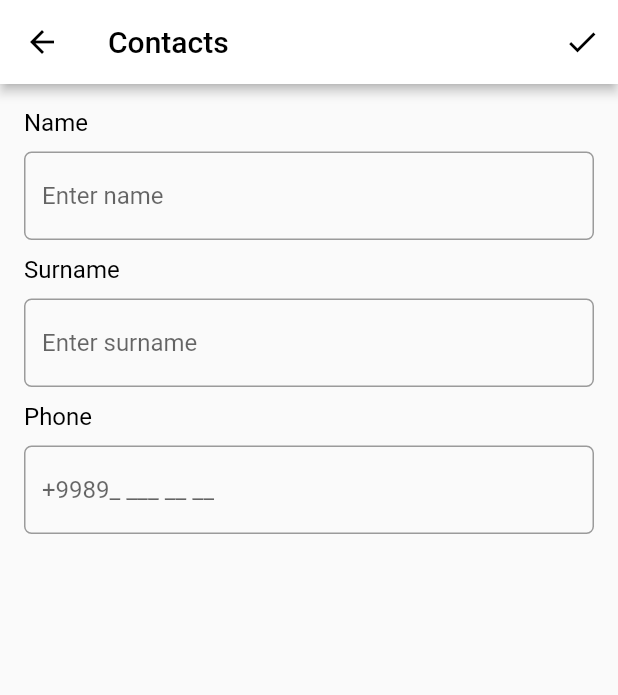
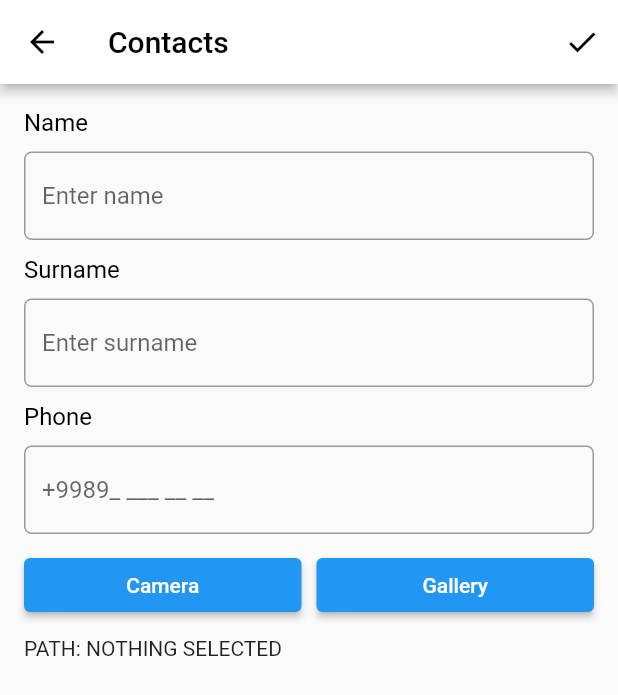
Before and after one commit to Abdusamad98/pdp_lessons, a Flutter app: the screen it shows after launch, after a tap on the "add" icon, on a phone screen of 412 x 824 dp. Shown: the top 695 px of the screen. Run offline on Flutter 3.47's test engine with Material 2 defaults, Android fonts, the phone set to English and light mode, and no system bars; our stand-ins replace flutter_svg, image_picker.

Commit message:
some changes

```diff
--- a/lib/add_contact_screen.dart
+++ b/lib/add_contact_screen.dart
@@ -1,4 +1,8 @@
+import 'dart:io';
+import 'dart:math';
+
 import 'package:flutter/material.dart';
+import 'package:image_picker/image_picker.dart';
 
 import 'models/contact_info_model.dart';
 
@@ -16,6 +20,12 @@ class _AddContactScreenState extends State<AddContactScreen> {
   final phoneController = TextEditingController();
   final nameController = TextEditingController();
   final surnameController = TextEditingController();
+
+  final ImagePicker picker = ImagePicker();
+
+  XFile? image;
+
+  String pathOfImage = "NOTHING SELECTED";
 
   @override
   Widget build(BuildContext context) {
@@ -46,6 +56,7 @@ class _AddContactScreenState extends State<AddContactScreen> {
                   phoneNumber: phoneController.text,
                   name: nameController.text,
                   surName: surnameController.text,
+                  imagePath: image!.path,
                 );
                 // Step 2
                 widget.transferContact.call(newContact);
@@ -111,6 +122,39 @@ class _AddContactScreenState extends State<AddContactScreen> {
                   border: OutlineInputBorder(
                       borderRadius: BorderRadius.circular(5))),
             ),
+            const SizedBox(height: 10),
+            Row(
+              children: [
+                Expanded(
+                    flex: 1,
+                    child: ElevatedButton(
+                      child: Text("Camera"),
+                      onPressed: () async {
+                        image = await picker.pickImage(source: ImageSource.camera);
+
+                        setState(() {
+                          pathOfImage = image!.path;
+                        });
+                      },
+                    )),
+                const SizedBox(width: 10),
+                Expanded(
+                    flex: 1,
+                    child: ElevatedButton(
+                      child: Text("Gallery"),
+                      onPressed: () async {
+                        image = await picker.pickImage(source: ImageSource.gallery);
+                        setState(() {
+                          pathOfImage = image!.path;
+                        });
+                      },
+                    )),
+              ],
+            ),
+            const SizedBox(height: 10),
+            Text("PATH: $pathOfImage"),
+            if (pathOfImage != "NOTHING SELECTED")
+              Image.file(File(pathOfImage), width: 100)
           ],
         ),
       ),
--- a/lib/home_screen.dart
+++ b/lib/home_screen.dart
@@ -1,6 +1,9 @@
+import 'dart:io';
+
 import 'package:flutter/material.dart';
 import 'package:flutter_svg/flutter_svg.dart';
 import 'package:pdp_lessons/add_contact_screen.dart';
+import 'package:url_launcher/url_launcher.dart';
 import 'models/contact_info_model.dart';
 
 class HomeScreen extends StatefulWidget {
@@ -83,8 +86,17 @@ class _HomeScreenState extends State<HomeScreen> {
                       );
                     });
               },
-              leading:
-                  SvgPicture.asset("assets/images/default_person_icon.svg"),
+              leading: myContacts[index].imagePath.isEmpty
+                  ? SvgPicture.asset("assets/images/default_person_icon.svg")
+                  : ClipRRect(
+                      borderRadius: BorderRadius.circular(100),
+                      child: Image.file(
+                        File(myContacts[index].imagePath),
+                        width: 45,
+                        height: 45,
+                        fit: BoxFit.cover,
+                      ),
+                    ),
               title: Text(
                 myContacts[index].name + " ${myContacts[index].surName}",
                 maxLines: 1,
@@ -92,7 +104,18 @@ class _HomeScreenState extends State<HomeScreen> {
               ),
               subtitle: Text(myContacts[index].phoneNumber),
               trailing: IconButton(
-                onPressed: () {},
+                onPressed: () {
+                  ScaffoldMessenger.of(context).showSnackBar(SnackBar(
+                    content: Text(
+                      "Calling..",
+                      style: TextStyle(color: Colors.black),
+                    ),
+                    backgroundColor: Colors.white,
+                  ));
+                  launchUrl(
+                      Uri(scheme: "tel", path: myContacts[index].phoneNumber));
+                  // launchUrl(Uri(scheme: "https",host:"kun.uz" ,path: ""));
+                },
                 icon: Icon(
                   Icons.call,
                   color: Colors.green,
@@ -123,21 +146,31 @@ List<ContactInfoModel> myContacts = [
   ContactInfoModel(
     phoneNumber: "+998991234567",
     name: "ExampleName",
-      surName: "ExampleSurname"),
+    surName: "ExampleSurname",
+    imagePath: "",
+  ),
   ContactInfoModel(
     phoneNumber: "+998991234567",
     name: "ExampleName1",
-      surName: "ExampleSurname"),
+    surName: "ExampleSurname",
+    imagePath: "",
+  ),
   ContactInfoModel(
     phoneNumber: "+998991234567",
     name: "ExampleName2",
-      surName: "ExampleSurname"),
+    surName: "ExampleSurname",
+    imagePath: "",
+  ),
   ContactInfoModel(
     phoneNumber: "+998991234567",
     name: "ExampleName3",
-      surName: "ExampleSurname"),
+    surName: "ExampleSurname",
+    imagePath: "",
+  ),
   ContactInfoModel(
     phoneNumber: "+998991234567",
     name: "ExampleName4",
-      surName: "ExampleSurname"),
+    surName: "ExampleSurname",
+    imagePath: "",
+  ),
 ];
--- a/lib/models/contact_info_model.dart
+++ b/lib/models/contact_info_model.dart
@@ -2,10 +2,12 @@ class ContactInfoModel {
   final String name;
   final String surName;
   final String phoneNumber;
+  final String imagePath;
 
   ContactInfoModel({
     required this.phoneNumber,
     required this.name,
     required this.surName,
+    required this.imagePath,
   });
 }
--- a/pubspec.yaml
+++ b/pubspec.yaml
@@ -19,6 +19,8 @@ dependencies:
   # Use with the CupertinoIcons class for iOS style icons.
   cupertino_icons: ^1.0.2
   flutter_svg: ^2.0.4
+  url_launcher: ^6.1.10
+  image_picker: ^0.8.7+1
 
 dev_dependencies:
   flutter_test:
```
Also changed, not shown: pubspec.lock, 2 other files. Lines whose indentation alone changed are shown as unchanged.
